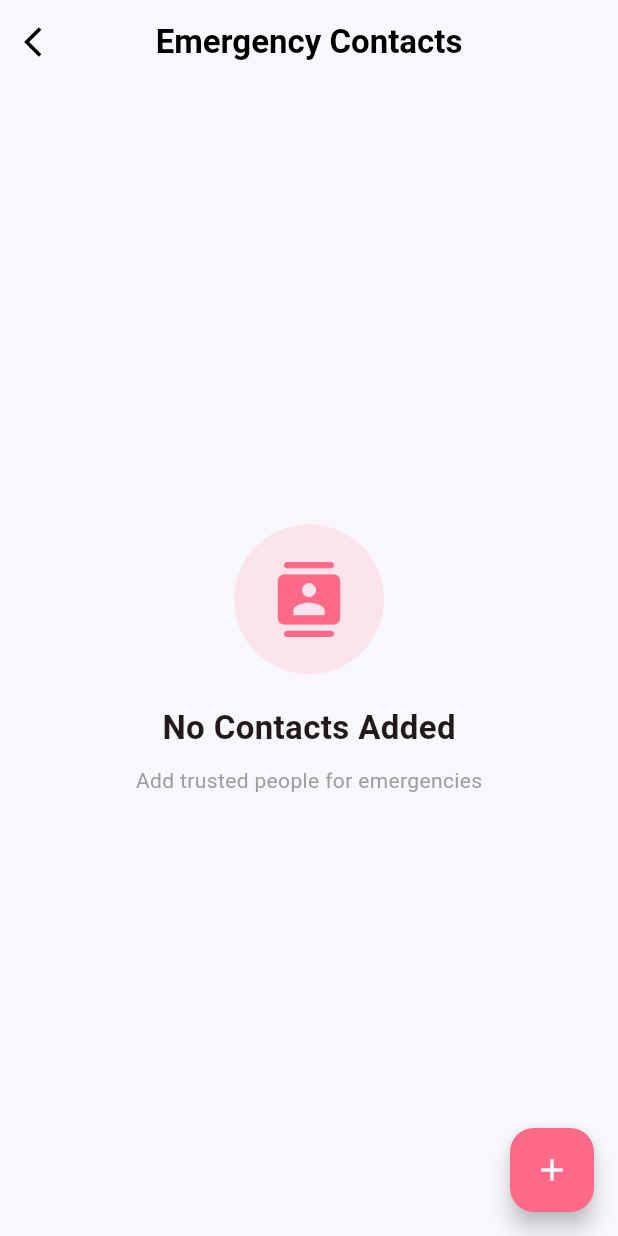
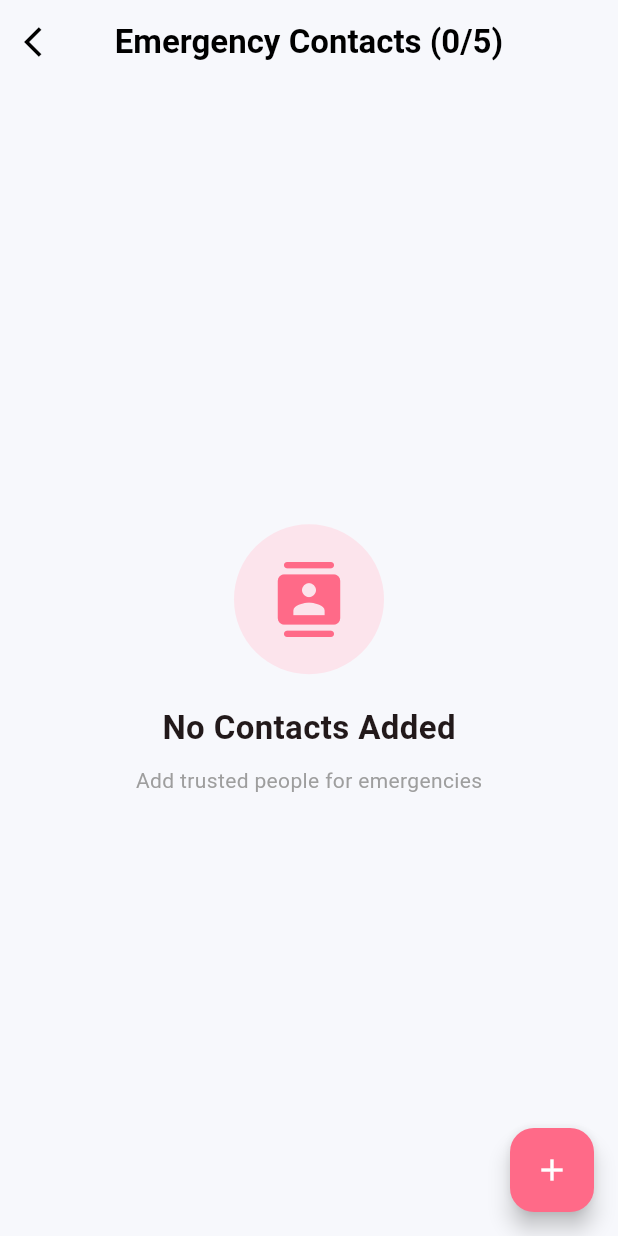
Before and after one commit to RishitaBohra/safeher-women-safety-app, a Flutter app: the EmergencyContactsScreen screen opened directly, on a phone screen of 412 x 824 dp. Run offline on Flutter 3.47's test engine with Material 3 defaults, Android fonts, the phone set to English and light mode, and no system bars; our stand-ins replace cloud_firestore, firebase_auth, firebase_core, flutter_local_notifications, geocoding, geolocator and 1 more; missing offline and left inert: geolocator_android; accounts and stored records are empty.

Commit message:
Add emergency contact count indicator

```diff
--- a/lib/screens/contacts/emergency_contacts_screen.dart
+++ b/lib/screens/contacts/emergency_contacts_screen.dart
@@ -335,11 +335,24 @@ class _EmergencyContactsScreenState extends State<EmergencyContactsScreen> {
           },
         ),
 
-        title: const Text(
-          "Emergency Contacts",
+        title: StreamBuilder(
+  stream: FirebaseFirestore.instance
+      .collection('users')
+      .doc(currentUser!.uid)
+      .collection('contacts')
+      .snapshots(),
+  builder: (context, snapshot) {
+    final count = snapshot.data?.docs.length ?? 0;
 
-          style: TextStyle(color: Colors.black, fontWeight: FontWeight.bold),
-        ),
+    return Text(
+      "Emergency Contacts ($count/5)",
+      style: const TextStyle(
+        color: Colors.black,
+        fontWeight: FontWeight.bold,
+      ),
+    );
+  },
+),
 
         centerTitle: true,
       ),
```
